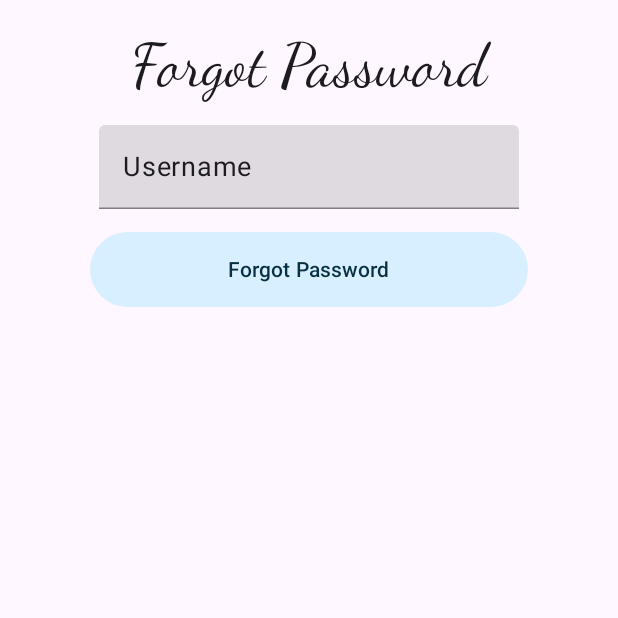
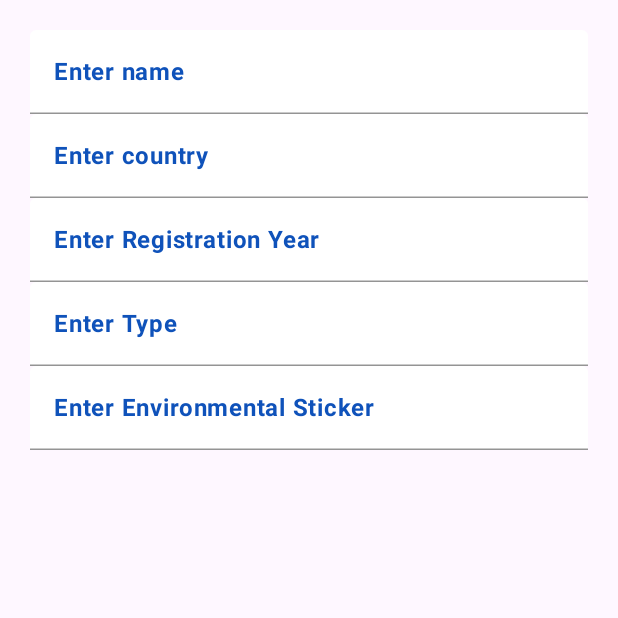
Before and after one commit to MarioMontanuy/ZBEsp, an Android app built with Jetpack Compose: the composable NewVehicleDetailScreen shown on its own in the app's theme, on a phone screen of 412 x 824 dp, the top half of it. Run offline under Robolectric (Android 15) with nearby library versions, the phone set to English and light mode, and no system bars.

Commit message:
Adds new vehicle creation

```diff
--- a/app/src/main/java/com/example/zbesp/data/Vehicle.kt
+++ b/app/src/main/java/com/example/zbesp/data/Vehicle.kt
@@ -131,6 +131,10 @@ private val vehicles = listOf(
     vehicleNone.copy(id = 10L),
     vehicleNone.copy(id = 11L),
     vehicleNone.copy(id = 12L),
+    vehicleNone.copy(id = 13L),
+    vehicleNone.copy(id = 14L),
+    vehicleNone.copy(id = 15L),
+    vehicleNone.copy(id = 16L),
 )
 
 enum class VehicleType (type: String) {
--- a/app/src/main/java/com/example/zbesp/screens/vehicles/NewVehicleDetailScreen.kt
+++ b/app/src/main/java/com/example/zbesp/screens/vehicles/NewVehicleDetailScreen.kt
@@ -2,59 +2,48 @@ package com.example.zbesp.screens.vehicles
 
 import androidx.compose.foundation.layout.*
 import androidx.compose.foundation.shape.RoundedCornerShape
+import androidx.compose.material.Divider
+import androidx.compose.material.MaterialTheme
 import androidx.compose.material.TextField
 import androidx.compose.material3.Button
 import androidx.compose.material3.Text
-import androidx.compose.runtime.Composable
-import androidx.compose.runtime.mutableStateOf
-import androidx.compose.runtime.remember
+import androidx.compose.runtime.*
 import androidx.compose.ui.Alignment
 import androidx.compose.ui.Modifier
 import androidx.compose.ui.semantics.Role.Companion.Button
 import androidx.compose.ui.text.TextStyle
 import androidx.compose.ui.text.font.FontFamily
+import androidx.compose.ui.text.font.FontWeight
 import androidx.compose.ui.text.input.TextFieldValue
+import androidx.compose.ui.text.style.TextAlign
 import androidx.compose.ui.unit.dp
 import androidx.compose.ui.unit.sp
 import com.example.zbesp.data.Vehicle
+import com.example.zbesp.ui.theme.SapphireBlue
+import com.example.zbesp.ui.theme.TitleText
+import com.example.zbesp.ui.theme.formTextFieldColors
 
 
 @Composable
 fun NewVehicleDetailScreen(){
-    Column(
-        modifier = Modifier.padding(20.dp),
-        verticalArrangement = Arrangement.Center,
-        horizontalAlignment = Alignment.CenterHorizontally
-    ) {
-        val username = remember {
-            mutableStateOf(TextFieldValue())
-        }
-
-        Text(
-            text = "Forgot Password",
-            style = TextStyle(fontSize = 40.sp, fontFamily = FontFamily.Cursive)
-        )
-
-        Spacer(modifier = Modifier.height(15.dp))
-
-        TextField(
-            label = { Text(text = "Username") },
-            value = username.value,
-            onValueChange = { username.value = it }
-        )
-
-        Spacer(modifier = Modifier.height(15.dp))
-
-        Box(modifier = Modifier.padding(40.dp, 0.dp, 40.dp, 0.dp)) {
-            Button(
-                onClick = {},
-                shape = RoundedCornerShape(50.dp),
-                modifier = Modifier
-                    .fillMaxWidth()
-                    .height(50.dp)
-            ) {
-                Text(text = "Forgot Password")
-            }
-        }
+    Column(modifier = Modifier.padding(20.dp).fillMaxWidth()) {
+        AddTextFieldRow("Enter name")
+        AddTextFieldRow("Enter country")
+        AddTextFieldRow("Enter Registration Year")
+        AddTextFieldRow("Enter Type")
+        AddTextFieldRow("Enter Environmental Sticker")
     }
 }
+@Composable
+fun AddTextFieldRow(label: String){
+    var textState by remember { mutableStateOf("") }
+
+    TextField(
+        value = textState,
+        singleLine = true,
+        modifier = Modifier.fillMaxWidth(),
+        onValueChange = { textState = it },
+        label = { TitleText(label, TextAlign.Start)},
+        colors = formTextFieldColors()
+    )
+}
--- a/app/src/main/java/com/example/zbesp/ui/theme/Color.kt
+++ b/app/src/main/java/com/example/zbesp/ui/theme/Color.kt
@@ -1,5 +1,7 @@
 package com.example.zbesp.ui.theme
 
+import androidx.compose.material.TextFieldDefaults
+import androidx.compose.runtime.Composable
 import androidx.compose.ui.graphics.Color
 
 val Navy = Color(0xFF073042)
@@ -11,3 +13,19 @@ val BrightBlue = Color(0xFF0096FF)
 val RoyalBlue = Color(0xFF4169E1)
 val Verdigris = Color(0xFF40B5AD)
 val Turquoise = Color(0xFF40E0D0)
+
+@Composable
+fun formTextFieldColors(
+    textColor: Color = Color.Black,
+    disabledTextColor: Color = RoyalBlue,
+    backgroundColor: Color = Color.White,
+    cursorColor: Color = SapphireBlue,
+    errorCursorColor: Color = Color.Red,
+) = TextFieldDefaults.textFieldColors(
+    textColor = textColor,
+    disabledTextColor = disabledTextColor,
+    backgroundColor = backgroundColor,
+    cursorColor = cursorColor,
+    errorCursorColor = errorCursorColor,
+    focusedIndicatorColor = SapphireBlue
+)
--- a/app/src/main/java/com/example/zbesp/ui/theme/Typography.kt
+++ b/app/src/main/java/com/example/zbesp/ui/theme/Typography.kt
@@ -1,10 +1,16 @@
 package com.example.zbesp.ui.theme
 
+import androidx.compose.material.MaterialTheme
+import androidx.compose.material3.Text
 import androidx.compose.material3.Typography
+import androidx.compose.runtime.Composable
+import androidx.compose.ui.Alignment
 import androidx.compose.ui.text.TextStyle
 import androidx.compose.ui.text.font.FontFamily
 import androidx.compose.ui.text.font.FontWeight
+import androidx.compose.ui.text.style.TextAlign
 import androidx.compose.ui.unit.sp
+import java.awt.font.TextAttribute
 
 val Typography = Typography(
     titleSmall = TextStyle(
@@ -23,3 +29,23 @@ val Typography = Typography(
         letterSpacing = 0.5.sp,
 )
 )
+
+@Composable
+fun TitleText(text: String, alignment: TextAlign){
+    Text(
+        text = text,
+        color = SapphireBlue,
+        fontWeight = FontWeight.Bold,
+        style = MaterialTheme.typography.body1,
+        textAlign = alignment
+    )
+}
+
+@Composable
+fun SubtitleText(text: String, alignment: TextAlign){
+    Text(
+        text = text,
+        style = MaterialTheme.typography.body2,
+        textAlign = alignment
+    )
+}
```
Also changed, not shown: app/src/main/java/com/example/zbesp/screens/vehicles/VehicleDetailScreen.kt (+32 -19 lines).
